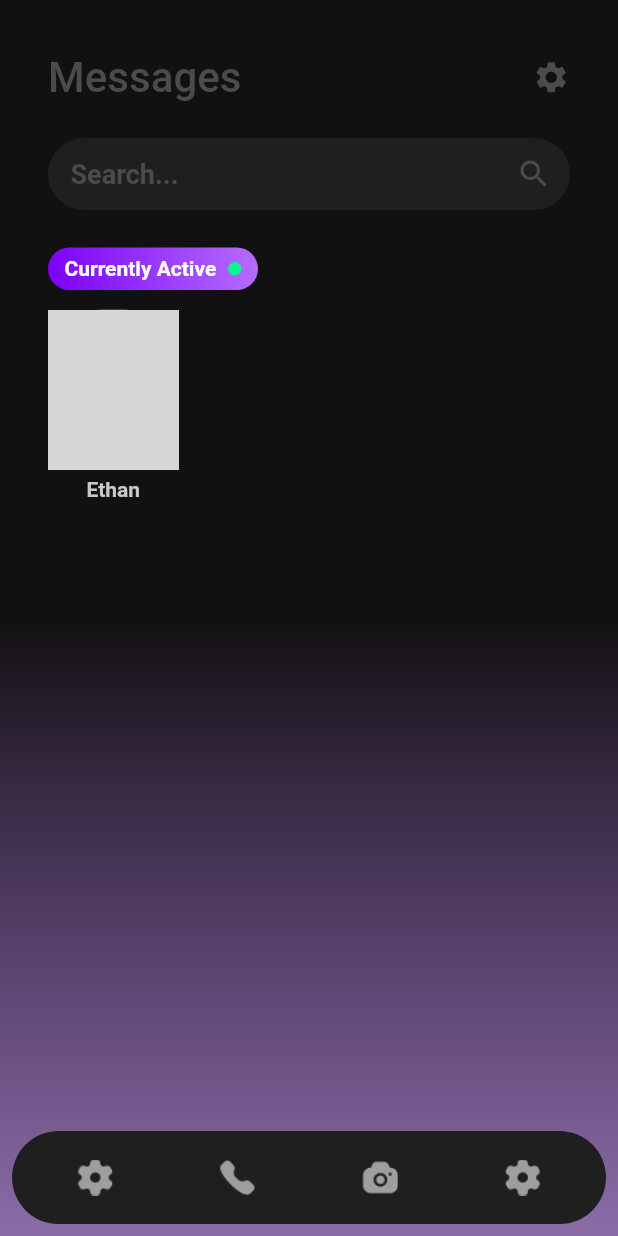
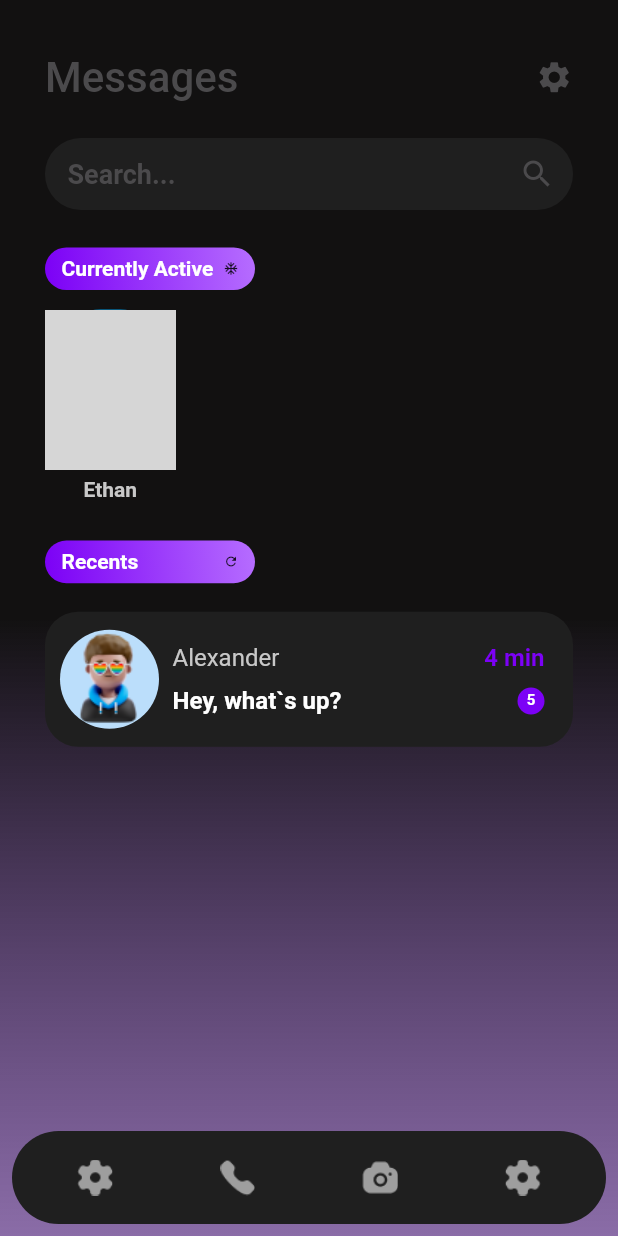
Before and after one commit to Muhammadqodir/open-control, a Flutter app: the screen it shows after launch, on a phone screen of 412 x 824 dp. Run offline on Flutter 3.47's test engine with Material 2 defaults, Android fonts, the phone set to English and light mode, and no system bars; drawn by our look-alikes of floating_bottom_navigation_bar; network calls fail; Roboto replaces fonts that are missing (Montserrat, MontserratBold); grey boxes are pictures that could not be loaded.

Commit message:
Recent User Card is done

```diff
--- a/opencontrol/lib/main.dart
+++ b/opencontrol/lib/main.dart
@@ -7,14 +7,14 @@ void main() {
 }
 
 class MyApp extends StatelessWidget {
-  const MyApp({key});
+  const MyApp({super.key});
 
   // This widget is the root of your application.
   @override
   Widget build(BuildContext context) {
     return MaterialApp(
       theme: lightTheme,
-      home: HomePageScreen(),
+      home: const HomePageScreen(),
     );
   }
 }
--- a/opencontrol/lib/screens/home_page_screen.dart
+++ b/opencontrol/lib/screens/home_page_screen.dart
@@ -1,9 +1,11 @@
-import 'package:floating_bottom_navigation_bar/floating_bottom_navigation_bar.dart';
 import 'package:flutter/material.dart';
 import 'package:opencontrol/constants/constants_colors.dart';
+import 'package:opencontrol/widgets/primary_card.dart';
+import 'package:opencontrol/widgets/recent_user_card.dart';
 import 'package:opencontrol/widgets/text_field_home_page.dart';
 import '../constants/themes.dart';
-import '../widgets/user_card.dart';
+import '../widgets/bottom_navigation.dart';
+import '../widgets/active_user_card.dart';
 
 class HomePageScreen extends StatelessWidget {
   const HomePageScreen({super.key});
@@ -21,48 +23,9 @@ class HomePageScreen extends StatelessWidget {
           ])),
       child: Scaffold(
         backgroundColor: Colors.transparent,
-        bottomNavigationBar: FloatingNavbar(
-          borderRadius: 55,
-          padding: const EdgeInsets.symmetric(vertical: 15),
-          backgroundColor: textFieldBackground,
-          selectedBackgroundColor: textFieldBackground,
-          selectedItemColor: Color(0xff7C01F6),
-          unselectedItemColor: Color(0xff4D4C4E),
-          onTap: (int val) {
-            //returns tab id which is user tapped
-          },
-          currentIndex: 0,
-          items: [
-            FloatingNavbarItem(
-                customWidget: ImageIcon(
-              AssetImage('assets/icons/settings.png'),
-              color: Colors.grey,
-            )),
-            FloatingNavbarItem(
-              customWidget: ImageIcon(
-                AssetImage('assets/icons/phone.png'),
-                size: 24,
-                color: Colors.grey,
-              ),
-            ),
-            FloatingNavbarItem(
-              customWidget: ImageIcon(
-                AssetImage('assets/icons/camera.png'),
-                size: 24,
-                color: Colors.grey,
-              ),
-            ),
-            FloatingNavbarItem(
-              customWidget: ImageIcon(
-                AssetImage('assets/icons/settings.png'),
-                size: 24,
-                color: Colors.grey,
-              ),
-            ),
-          ],
-        ),
-        body: Padding(
-          padding: const EdgeInsets.symmetric(horizontal: 32, vertical: 35),
+        bottomNavigationBar: const BottomNavigation(),
+        body: SafeArea(
+          minimum: const EdgeInsets.symmetric(horizontal: 30, vertical: 35),
           child: Column(
             crossAxisAlignment: CrossAxisAlignment.start,
             children: [
@@ -87,55 +50,39 @@ class HomePageScreen extends StatelessWidget {
                 height: 48,
                 child: TextFieldHomePage(),
               ),
-              SizedBox(
+              const SizedBox(
                 height: 25,
               ),
-              Container(
-                width: 140,
-                padding: const EdgeInsets.symmetric(
-                  horizontal: 11,
-                  vertical: 6.2,
-                ),
-                decoration: BoxDecoration(
-                  gradient: LinearGradient(
-                      begin: Alignment.centerLeft,
-                      end: Alignment.topRight,
-                      colors: [
-                        Color(0xff7C01F6),
-                        Color(0xffB66DFF),
-                      ]),
-                  borderRadius: BorderRadius.circular(28),
-                ),
-                child: Row(
-                  children: [
-                    Text(
-                      'Currently Active',
-                      style: TextStyle(
-                          fontSize: 14,
-                          color: Colors.white,
-                          fontWeight: FontWeight.w600),
-                    ),
-                    Expanded(
-                      child: Container(),
-                    ),
-                    Container(
-                      width: 9,
-                      height: 9,
-                      decoration: BoxDecoration(
-                        color: Color.fromARGB(235, 0, 255, 132),
-                        borderRadius: BorderRadius.circular(50),
-                      ),
-                    ),
-                  ],
-                ),
+              const PrimaryCard(
+                text: 'Currently Active',
+                icon: Icons.ac_unit,
               ),
-              SizedBox(
+              const SizedBox(
                 height: 13,
               ),
-              UserCard(
+              const ActiveUserCard(
                 name: 'Ethan',
                 image: NetworkImage(
                     'https://mrrk.ru/wp-content/uploads/2022/07/CUtAw2xa.jpg'),
+              ),
+              const SizedBox(
+                height: 26,
+              ),
+              const PrimaryCard(
+                text: 'Recents',
+                icon: Icons.refresh,
+              ),
+              const SizedBox(
+                height: 19,
+              ),
+              const RecentUserCard(
+                image: AssetImage(
+                  'assets/images/user2.png',
+                ),
+                name: 'Alexander',
+                text: 'Hey, what`s up?',
+                time: '4 min',
+                countMessage: 5,
               ),
             ],
           ),
--- a/opencontrol/lib/widgets/user_card.dart
+++ b/opencontrol/lib/widgets/active_user_card.dart
@@ -1,10 +1,10 @@
 import 'package:flutter/material.dart';
 
-class UserCard extends StatelessWidget {
+class ActiveUserCard extends StatelessWidget {
   final String name;
   final ImageProvider image;
 
-  const UserCard({super.key, required this.name, required this.image});
+  const ActiveUserCard({super.key, required this.name, required this.image});
 
   @override
   Widget build(BuildContext context) {
@@ -14,19 +14,19 @@ class UserCard extends StatelessWidget {
           width: 87,
           height: 107,
           decoration: BoxDecoration(
-              color: Color(0xff009BE4),
+              color: const Color(0xff009BE4),
               borderRadius: BorderRadius.circular(37),
               image: DecorationImage(
                 image: image,
                 fit: BoxFit.cover,
               )),
         ),
-        SizedBox(
+        const SizedBox(
           height: 5,
         ),
         Text(
-          '$name',
-          style: TextStyle(
+          name,
+          style: const TextStyle(
               fontSize: 14,
               fontWeight: FontWeight.bold,
               color: Color(0xffC8C8C8)),
--- a/opencontrol/lib/widgets/bottom_navigation.dart
+++ b/opencontrol/lib/widgets/bottom_navigation.dart
@@ -0,0 +1,51 @@
+import 'package:floating_bottom_navigation_bar/floating_bottom_navigation_bar.dart';
+import 'package:flutter/material.dart';
+import 'package:opencontrol/constants/themes.dart';
+
+class BottomNavigation extends StatelessWidget {
+  const BottomNavigation({super.key});
+
+  @override
+  Widget build(BuildContext context) {
+    return FloatingNavbar(
+      borderRadius: 55,
+      padding: const EdgeInsets.symmetric(vertical: 15),
+      backgroundColor: textFieldBackground,
+      selectedBackgroundColor: textFieldBackground,
+      selectedItemColor: const Color(0xff7C01F6),
+      unselectedItemColor: const Color(0xff4D4C4E),
+      onTap: (int val) {
+        //returns tab id which is user tapped
+      },
+      currentIndex: 0,
+      items: [
+        FloatingNavbarItem(
+            customWidget: const ImageIcon(
+          AssetImage('assets/icons/settings.png'),
+          color: Colors.grey,
+        )),
+        FloatingNavbarItem(
+          customWidget: const ImageIcon(
+            AssetImage('assets/icons/phone.png'),
+            size: 24,
+            color: Colors.grey,
+          ),
+        ),
+        FloatingNavbarItem(
+          customWidget: const ImageIcon(
+            AssetImage('assets/icons/camera.png'),
+            size: 24,
+            color: Colors.grey,
+          ),
+        ),
+        FloatingNavbarItem(
+          customWidget: const ImageIcon(
+            AssetImage('assets/icons/settings.png'),
+            size: 24,
+            color: Colors.grey,
+          ),
+        ),
+      ],
+    );
+  }
+}
--- /dev/null
+++ b/opencontrol/lib/widgets/primary_card.dart
@@ -0,0 +1,44 @@
+import 'package:flutter/material.dart';
+
+class PrimaryCard extends StatelessWidget {
+  final String text;
+  final IconData icon;
+  const PrimaryCard({super.key, required this.text, required this.icon});
+
+  @override
+  Widget build(BuildContext context) {
+    return Container(
+      width: 140,
+      padding: const EdgeInsets.symmetric(
+        horizontal: 11,
+        vertical: 6.2,
+      ),
+      decoration: BoxDecoration(
+        gradient: const LinearGradient(
+            begin: Alignment.centerLeft,
+            end: Alignment.topRight,
+            colors: [
+              Color(0xff7C01F6),
+              Color(0xffB66DFF),
+            ]),
+        borderRadius: BorderRadius.circular(28),
+      ),
+      child: Row(
+        children: [
+          Text(
+            text,
+            style: const TextStyle(
+                fontSize: 14, color: Colors.white, fontWeight: FontWeight.w600),
+          ),
+          Expanded(
+            child: Container(),
+          ),
+          Icon(
+            icon,
+            size: 10,
+          ),
+        ],
+      ),
+    );
+  }
+}
--- /dev/null
+++ b/opencontrol/lib/widgets/recent_user_card.dart
@@ -0,0 +1,86 @@
+import 'package:flutter/material.dart';
+
+class RecentUserCard extends StatelessWidget {
+  final ImageProvider image;
+  final String name;
+  final String text;
+  final String time;
+  final int countMessage;
+  const RecentUserCard(
+      {super.key,
+      required this.image,
+      required this.name,
+      required this.text,
+      required this.time,
+      required this.countMessage});
+
+  @override
+  Widget build(BuildContext context) {
+    return Container(
+      padding: const EdgeInsets.only(top: 12, bottom: 12, left: 10, right: 19),
+      decoration: BoxDecoration(
+        color: const Color(0xff1F1F1F),
+        borderRadius: BorderRadius.circular(22),
+      ),
+      child: Row(
+        children: [
+          CircleAvatar(
+            radius: 33,
+            backgroundImage: image,
+          ),
+          const SizedBox(
+            width: 9,
+          ),
+          Column(
+            crossAxisAlignment: CrossAxisAlignment.start,
+            children: [
+              Text(
+                name,
+                style: const TextStyle(color: Color(0xffC8C8C8)),
+              ),
+              const SizedBox(
+                height: 10,
+              ),
+              Text(
+                text,
+                style: const TextStyle(
+                    color: Colors.white, fontWeight: FontWeight.w600),
+              ),
+            ],
+          ),
+          Expanded(child: Container()),
+          Column(
+            crossAxisAlignment: CrossAxisAlignment.end,
+            children: [
+              Text(
+                time,
+                style: const TextStyle(
+                  color: Color(0xff7C01F6),
+                  fontWeight: FontWeight.w600,
+                ),
+              ),
+              const SizedBox(
+                height: 10,
+              ),
+              Container(
+                width: 18,
+                height: 18,
+                alignment: Alignment.center,
+                decoration: BoxDecoration(
+                    color: const Color(0xff7C01F6),
+                    borderRadius: BorderRadius.circular(50)),
+                child: Text(
+                  countMessage.toString(),
+                  style: const TextStyle(
+                      fontSize: 10,
+                      color: Colors.white,
+                      fontWeight: FontWeight.w600),
+                ),
+              ),
+            ],
+          ),
+        ],
+      ),
+    );
+  }
+}
```
Also changed, not shown: opencontrol/assets/images/user2.png (added), opencontrol/assets/images/user2.svg (added).
